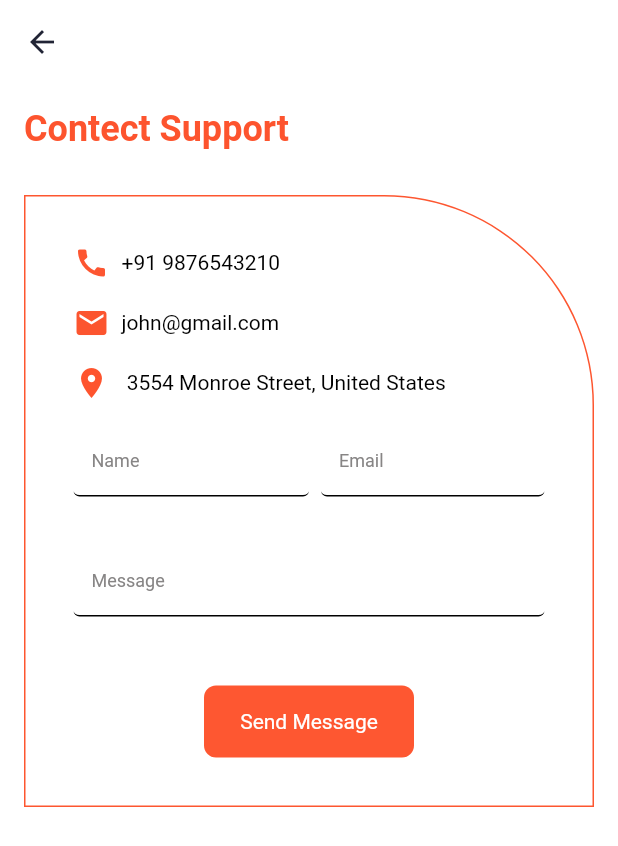
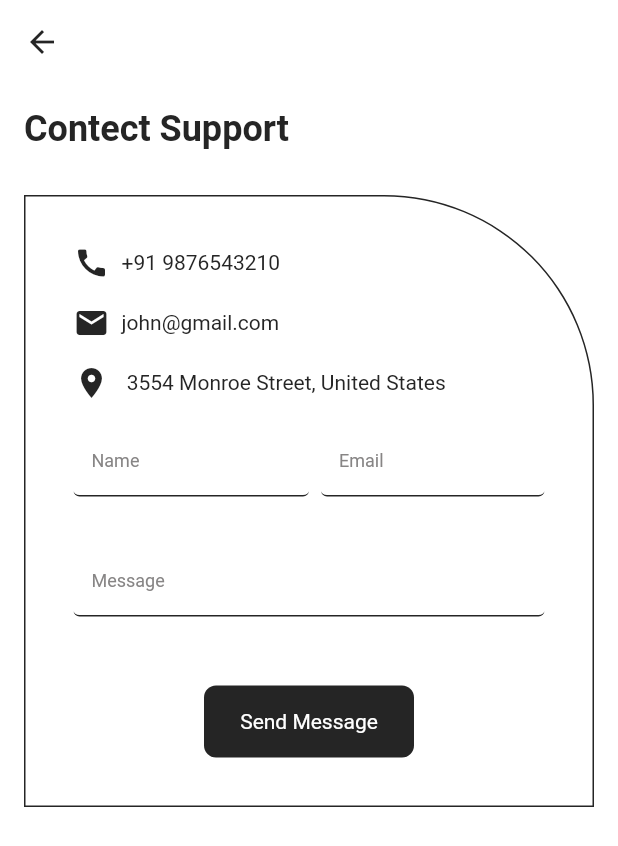
Before and after one commit to erfann31/paypal, a Flutter app: the ContactUsScreen screen opened by its route, on a phone screen of 412 x 824 dp. Shown: the top 846 px of the screen. Run offline on Flutter 3.47's test engine with Material 2 defaults, Android fonts, the phone set to English and light mode, and no system bars.

Commit message:
add onTap functions to ContactUsScreen.dart

```diff
--- a/lib/ContactUsScreen.dart
+++ b/lib/ContactUsScreen.dart
@@ -15,10 +15,15 @@ class ContactUsScreen extends StatelessWidget {
         shape: const RoundedRectangleBorder(
           borderRadius: BorderRadius.zero,
         ),
-        leading: const Icon(
-          Icons.arrow_back,
-          color: Color(0xff212435),
-          size: 24,
+        leading: GestureDetector(
+          onTap: () {
+            Navigator.pop(context);
+          },
+          child: const Icon(
+            Icons.arrow_back,
+            color: Color(0xff252525),
+            size: 24,
+          ),
         ),
       ),
       body: Padding(
@@ -39,7 +44,7 @@ class ContactUsScreen extends StatelessWidget {
                     fontWeight: FontWeight.w700,
                     fontStyle: FontStyle.normal,
                     fontSize: 24,
-                    color: Color(0xfffd542e),
+                    color: Color(0xff252525),
                   ),
                 ),
               ),
@@ -51,7 +56,7 @@ class ContactUsScreen extends StatelessWidget {
                   color: const Color(0xffffffff),
                   shape: BoxShape.rectangle,
                   borderRadius: const BorderRadius.only(topRight: Radius.circular(140.0)),
-                  border: Border.all(color: const Color(0xfffd5630), width: 1),
+                  border: Border.all(color: const Color(0xff252525), width: 1),
                 ),
                 child: Padding(
                   padding: const EdgeInsets.all(32),
@@ -67,7 +72,7 @@ class ContactUsScreen extends StatelessWidget {
                         children: [
                           Icon(
                             Icons.call,
-                            color: Color(0xfffd5631),
+                            color: Color(0xff252525),
                             size: 24,
                           ),
                           Padding(
@@ -81,7 +86,7 @@ class ContactUsScreen extends StatelessWidget {
                                 fontWeight: FontWeight.w400,
                                 fontStyle: FontStyle.normal,
                                 fontSize: 14,
-                                color: Color(0xff000000),
+                                color: Color(0xff252525),
                               ),
                             ),
                           ),
@@ -96,7 +101,7 @@ class ContactUsScreen extends StatelessWidget {
                           children: [
                             Icon(
                               Icons.mail,
-                              color: Color(0xfffc552f),
+                              color: Color(0xff252525),
                               size: 24,
                             ),
                             Padding(
@@ -110,7 +115,7 @@ class ContactUsScreen extends StatelessWidget {
                                   fontWeight: FontWeight.w400,
                                   fontStyle: FontStyle.normal,
                                   fontSize: 14,
-                                  color: Color(0xff000000),
+                                  color: Color(0xff252525),
                                 ),
                               ),
                             ),
@@ -124,7 +129,7 @@ class ContactUsScreen extends StatelessWidget {
                         children: [
                           Icon(
                             Icons.location_on,
-                            color: Color(0xfffe542e),
+                            color: Color(0xff252525),
                             size: 24,
                           ),
                           Expanded(
@@ -140,7 +145,7 @@ class ContactUsScreen extends StatelessWidget {
                                   fontWeight: FontWeight.w400,
                                   fontStyle: FontStyle.normal,
                                   fontSize: 14,
-                                  color: Color(0xff000000),
+                                  color: Color(0xff252525),
                                 ),
                               ),
                             ),
@@ -165,20 +170,20 @@ class ContactUsScreen extends StatelessWidget {
                                   fontWeight: FontWeight.w400,
                                   fontStyle: FontStyle.normal,
                                   fontSize: 12,
-                                  color: Color(0xff000000),
+                                  color: Color(0xff252525),
                                 ),
                                 decoration: InputDecoration(
                                   disabledBorder: UnderlineInputBorder(
                                     borderRadius: BorderRadius.circular(4.0),
-                                    borderSide: const BorderSide(color: Color(0xff000000), width: 1),
+                                    borderSide: const BorderSide(color: Color(0xff252525), width: 1),
                                   ),
                                   focusedBorder: UnderlineInputBorder(
                                     borderRadius: BorderRadius.circular(4.0),
-                                    borderSide: const BorderSide(color: Color(0xff000000), width: 1),
+                                    borderSide: const BorderSide(color: Color(0xff252525), width: 1),
                                   ),
                                   enabledBorder: UnderlineInputBorder(
                                     borderRadius: BorderRadius.circular(4.0),
-                                    borderSide: const BorderSide(color: Color(0xff000000), width: 1),
+                                    borderSide: const BorderSide(color: Color(0xff252525), width: 1),
                                   ),
                                   hintText: "Name",
                                   hintStyle: const TextStyle(
@@ -207,20 +212,20 @@ class ContactUsScreen extends StatelessWidget {
                                     fontWeight: FontWeight.w400,
                                     fontStyle: FontStyle.normal,
                                     fontSize: 12,
-                                    color: Color(0xff000000),
+                                    color: Color(0xff252525),
                                   ),
                                   decoration: InputDecoration(
                                     disabledBorder: UnderlineInputBorder(
                                       borderRadius: BorderRadius.circular(4.0),
-                                      borderSide: const BorderSide(color: Color(0xff000000), width: 1),
+                                      borderSide: const BorderSide(color: Color(0xff252525), width: 1),
                                     ),
                                     focusedBorder: UnderlineInputBorder(
                                       borderRadius: BorderRadius.circular(4.0),
-                                      borderSide: const BorderSide(color: Color(0xff000000), width: 1),
+                                      borderSide: const BorderSide(color: Color(0xff252525), width: 1),
                                     ),
                                     enabledBorder: UnderlineInputBorder(
                                       borderRadius: BorderRadius.circular(4.0),
-                                      borderSide: const BorderSide(color: Color(0xff000000), width: 1),
+                                      borderSide: const BorderSide(color: Color(0xff252525), width: 1),
                                     ),
                                     hintText: "Email",
                                     hintStyle: const TextStyle(
@@ -258,20 +263,20 @@ class ContactUsScreen extends StatelessWidget {
                                   fontWeight: FontWeight.w400,
                                   fontStyle: FontStyle.normal,
                                   fontSize: 12,
-                                  color: Color(0xff000000),
+                                  color: Color(0xff252525),
                                 ),
                                 decoration: InputDecoration(
                                   disabledBorder: UnderlineInputBorder(
                                     borderRadius: BorderRadius.circular(4.0),
-                                    borderSide: const BorderSide(color: Color(0xff000000), width: 1),
+                                    borderSide: const BorderSide(color: Color(0xff252525), width: 1),
                                   ),
                                   focusedBorder: UnderlineInputBorder(
                                     borderRadius: BorderRadius.circular(4.0),
-                                    borderSide: const BorderSide(color: Color(0xff000000), width: 1),
+                                    borderSide: const BorderSide(color: Color(0xff252525), width: 1),
                                   ),
                                   enabledBorder: UnderlineInputBorder(
                                     borderRadius: BorderRadius.circular(4.0),
-                                    borderSide: const BorderSide(color: Color(0xff000000), width: 1),
+                                    borderSide: const BorderSide(color: Color(0xff252525), width: 1),
                                   ),
                                   hintText: "Message",
                                   hintStyle: const TextStyle(
@@ -294,12 +299,15 @@ class ContactUsScreen extends StatelessWidget {
                         padding: const EdgeInsets.fromLTRB(0, 30, 0, 0),
                         child: MaterialButton(
                           onPressed: () {},
-                          color: const Color(0xfffe5731),
+                          color: const Color(0xff252525),
                           elevation: 0,
                           shape: RoundedRectangleBorder(
                             borderRadius: BorderRadius.circular(8.0),
                           ),
                           padding: const EdgeInsets.all(16),
+                          textColor: const Color(0xffffffff),
+                          height: 45,
+                          minWidth: 140,
                           child: const Text(
                             "Send Message",
                             style: TextStyle(
@@ -308,9 +316,6 @@ class ContactUsScreen extends StatelessWidget {
                               fontStyle: FontStyle.normal,
                             ),
                           ),
-                          textColor: const Color(0xffffffff),
-                          height: 45,
-                          minWidth: 140,
                         ),
                       ),
                     ],
```
